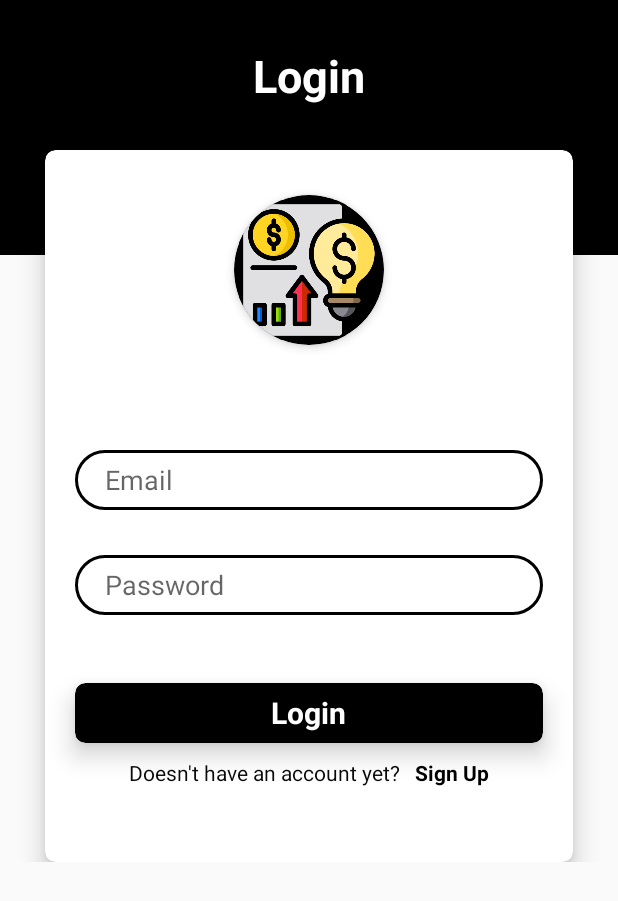
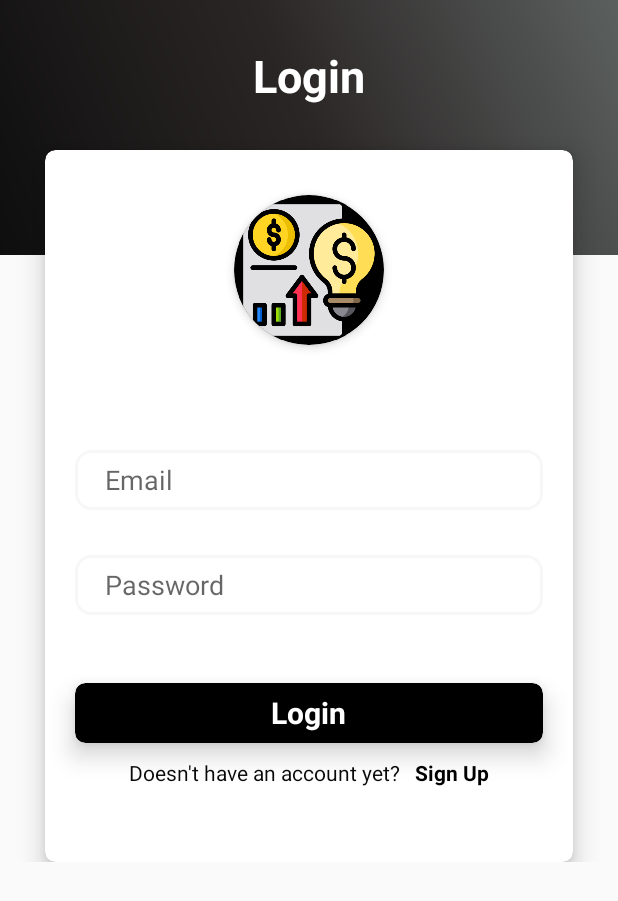
Before and after one commit to conchonha/Business_Guide_Pro_For_Tiktok, an Android app: the LoginFirebaseActivity screen opened directly, with no data from a screen before it, on a phone screen of 412 x 824 dp. Shown: the top 901 px of the screen. Run offline under Robolectric (Android 15) with nearby library versions, the phone set to English and light mode, and no system bars; our stand-ins replace Firebase (no records; nobody signed in at launch, a user with empty details on screens opened directly).

Commit message:
push code

```diff
--- a/app/build.gradle
+++ b/app/build.gradle
@@ -59,5 +59,6 @@ dependencies {
     implementation "android.arch.lifecycle:extensions:1.0.0"
     annotationProcessor "android.arch.lifecycle:compiler:1.0.0"
 
+    implementation 'com.android.volley:volley:1.0.0'
 
 }
--- a/app/src/main/java/com/teamwork/businessguideprofortiktok/src/resource/dialog/confirm_dialog/ConfirmDialog.java
+++ b/app/src/main/java/com/teamwork/businessguideprofortiktok/src/resource/dialog/confirm_dialog/ConfirmDialog.java
@@ -21,7 +21,7 @@ public class ConfirmDialog {
             }
         });
 
-        dialog.setPositiveButton("Cancel", new DialogInterface.OnClickListener() {
+        dialog.setPositiveButton(context.getResources().getString(R.string.cancel), new DialogInterface.OnClickListener() {
             @Override
             public void onClick(DialogInterface dialog, int which) {
 
--- /dev/null
+++ b/app/src/main/res/anim/slide_out_right.xml
@@ -0,0 +1,5 @@
+<?xml version="1.0" encoding="UTF-8"?>
+
+<set xmlns:android="http://schemas.android.com/apk/res/android">
+    <alpha android:duration="1000" android:toAlpha="1" android:fromAlpha="1"/>
+</set>
--- /dev/null
+++ b/app/src/main/res/drawable/boder_change.xml
@@ -0,0 +1,9 @@
+<shape xmlns:android="http://schemas.android.com/apk/res/android">
+    <stroke
+            android:width="2dp"
+            android:color="@color/color_blue" />
+    <corners android:radius="10dp" />
+    <padding
+            android:left="15dp"
+            android:right="15dp" />
+</shape>
--- a/app/src/main/res/drawable/boder_editext.xml
+++ b/app/src/main/res/drawable/boder_editext.xml
@@ -1,7 +1,7 @@
 <shape xmlns:android="http://schemas.android.com/apk/res/android">
     <stroke
         android:width="2dp"
-        android:color="@color/color_blue" />
+        android:color="#08080808" />
     <corners android:radius="10dp" />
     <padding
         android:left="15dp"
--- a/app/src/main/res/drawable/gradient.xml
+++ b/app/src/main/res/drawable/gradient.xml
@@ -2,9 +2,10 @@
 <shape xmlns:android="http://schemas.android.com/apk/res/android" android:shape="rectangle" >
 
     <gradient
-        android:angle="360"
-        android:endColor="#74F1E2"
-        android:startColor="#0E9E99"
+        android:angle="45"
+        android:endColor="#5B605F"
+            android:centerColor="#2B2626"
+        android:startColor="#0E0E0E"
         android:type="linear" />
     <corners
         android:radius="0dp"/>
--- /dev/null
+++ b/app/src/main/res/drawable/test_change_text.xml
@@ -0,0 +1,5 @@
+<?xml version="1.0" encoding="utf-8"?>
+<selector xmlns:android="http://schemas.android.com/apk/res/android">
+    <item android:drawable="@drawable/boder_change" android:state_focused="true" android:state_window_focused="true"/>
+    <item android:drawable="@drawable/boder_editext"  android:state_focused="false" android:state_window_focused="false"/>
+</selector>
--- a/app/src/main/res/layout/activity_login_facebook.xml
+++ b/app/src/main/res/layout/activity_login_facebook.xml
@@ -3,7 +3,7 @@
         xmlns:app="http://schemas.android.com/apk/res-auto"
         android:layout_width="match_parent"
         android:layout_height="match_parent"
-        android:background="@color/color_blue"
+        android:background="@drawable/gradient"
         android:gravity="center_horizontal"
         android:orientation="vertical"
         android:paddingLeft="@dimen/size14"
--- a/app/src/main/res/layout/activity_login_fibase.xml
+++ b/app/src/main/res/layout/activity_login_fibase.xml
@@ -14,7 +14,7 @@
     <RelativeLayout
         android:layout_width="match_parent"
         android:layout_height="170dp"
-        android:background="@color/color_blue">
+        android:background="@drawable/gradient">
         <TextView
             android:layout_width="match_parent"
             android:layout_height="wrap_content"
@@ -88,7 +88,7 @@
                     android:layout_height="40dp"
                     android:layout_marginLeft="20dp"
                     android:layout_marginRight="20dp"
-                    android:background="@drawable/boder_text_login"
+                    android:background="@drawable/test_change_text"
                     android:hint="Email"
                     android:inputType="textEmailAddress"
                     android:textColor="#0B0A0A"
@@ -100,7 +100,7 @@
                     android:layout_height="40dp"
                     android:layout_marginLeft="20dp"
                     android:layout_marginRight="20dp"
-                    android:background="@drawable/boder_text_login"
+                    android:background="@drawable/test_change_text"
                     android:hint="Password"
                     android:inputType="textPassword"
                     android:textColor="#0B0A0A"
--- a/app/src/main/res/values/strings.xml
+++ b/app/src/main/res/values/strings.xml
@@ -50,5 +50,9 @@
     <string name="txt_phone_invalid" translatable="false">Phone invalidate</string>
     <string name="txt_register_success" translatable="false">Register Success</string>
     <string name="txt_register_error" translatable="false">Account registration is not successful please check again</string>
-    <string name="txt_exit" translatable="false">Do you really want to exit</string>
+    <string name="txt_exit">Do you really want to exit</string>
+    <string name="txt_check_internet">Please check your internet ... </string>
+    <string name="txt_copy_success">Copy Susscessfully</string>
+    <string name="cancel">Cancel</string>
+    <string name="no_cookies">NO COOKIES</string>
 </resources>
```
Also changed, not shown: app/src/main/AndroidManifest.xml (+16 -7 lines), app/src/main/java/com/teamwork/businessguideprofortiktok/src/resource/pages/login_facebook_page/LoginFacebookActivity.java (+16 -2 lines), app/src/main/java/com/teamwork/businessguideprofortiktok/src/resource/pages/login_firebase_page/LoginFirebaseActivity.java (+35 -32 lines), app/src/main/java/com/teamwork/businessguideprofortiktok/src/resource/pages/register_firebase_page/RegisterFirebaseActivity.java (+41 -47 lines), app/src/main/java/com/teamwork/businessguideprofortiktok/src/resource/pages/reponse_cookies_page/ReponseCookiesActivity.java (+27 -6 lines), app/src/main/res/anim/slide_in_right.xml (added, +9 -0 lines), app/src/main/res/layout/activity_back_facebook.xml (+4 -3 lines), app/src/main/res/layout/activity_register_firebase.xml (+5 -5 lines), 1 other file.
